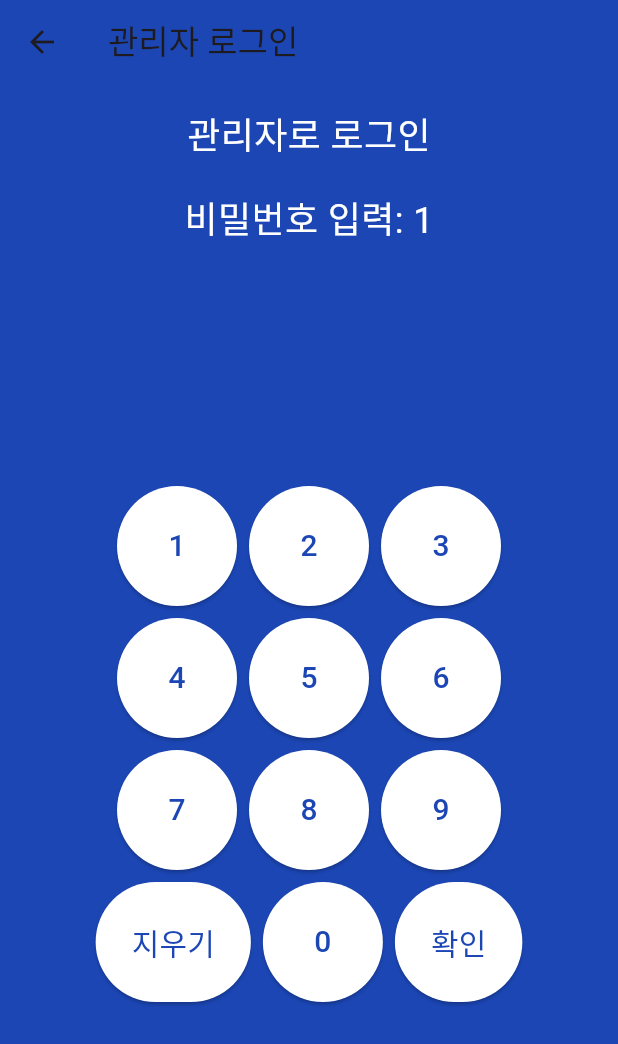
After one commit to GK-solutionMD-2024-2nd/geogguro_store_-, a Flutter app: the AdminLoginPage screen opened directly, after a tap on an icon or button, on a phone screen of 412 x 824 dp. The commit adds this screen. Shown: the top 1044 px of the screen. Run offline on Flutter 3.47's test engine with Material 3 defaults, Android fonts, the phone set to English and light mode, and no system bars; our stand-ins replace assets_audio_player, cached_network_image, qr_flutter; missing offline and left inert: qr_code_scanner.

Commit message:
이미지 이슈 해결 중중

```diff
--- a/lib/providers/cart_provider.dart
+++ b/lib/providers/cart_provider.dart
@@ -107,10 +107,7 @@ class CartProvider with ChangeNotifier {
 
   void removeGoods(String id) {
     _goodsList.removeWhere((goods) => goods.id == id);
-    // ID를 순서대로 재정렬
-    for (int i = 0; i < _goodsList.length; i++) {
-      _goodsList[i].id = (i + 1).toString();
-    }
+    _items.remove(id); // Remove the item from the cart as well
     notifyListeners();
   }
 }
--- /dev/null
+++ b/lib/screens/password_screen.dart
@@ -0,0 +1,107 @@
+import 'package:flutter/material.dart';
+import 'admin_screen.dart';
+import 'payment_screen.dart';
+
+
+class AdminLoginPage extends StatefulWidget {
+    static const String routeName = '/admin';
+  @override
+  _AdminLoginPageState createState() => _AdminLoginPageState();
+}
+
+class _AdminLoginPageState extends State<AdminLoginPage> {
+  final String _correctPassword = "0523";
+  String _enteredPassword = "";
+  String _errorMessage = "";
+
+  void _buttonPressed(String value) {
+    setState(() {
+      if (value == "지우기") {
+        if (_enteredPassword.isNotEmpty) {
+          _enteredPassword = _enteredPassword.substring(0, _enteredPassword.length - 1);
+        }
+      } else if (value == "확인") {
+        if (_enteredPassword == _correctPassword) {
+          Navigator.push(
+            context,
+            MaterialPageRoute(builder: (context) => AdminScreen()),
+          );
+        } else {
+          _errorMessage = "비밀번호가 맞지 않습니다";
+        }
+      } else {
+        if (_enteredPassword.length < 4) {
+          _enteredPassword += value;
+        }
+      }
+    });
+  }
+
+  @override
+  Widget build(BuildContext context) {
+    return Scaffold(
+      backgroundColor: Color(0xFF1B46B4),
+      appBar: AppBar(
+        title: Text('관리자 로그인'),
+        backgroundColor: Color(0xFF1B46B4),
+      ),
+      body: Padding(
+        padding: const EdgeInsets.all(16.0),
+        child: Column(
+          mainAxisAlignment: MainAxisAlignment.center,
+          children: [
+            Text(
+              '관리자로 로그인',
+              style: TextStyle(fontSize: 24.0, color: Colors.white),
+            ),
+            SizedBox(height: 20),
+            Text(
+              '비밀번호 입력: $_enteredPassword',
+              style: TextStyle(fontSize: 24.0, color: Colors.white),
+            ),
+            if (_errorMessage.isNotEmpty)
+              Text(
+                _errorMessage,
+                style: TextStyle(color: Colors.red),
+              ),
+            SizedBox(height: 20),
+            Expanded(
+              child: Column(
+                mainAxisAlignment: MainAxisAlignment.center,
+                children: [
+                  buildButtonRow(["1", "2", "3"]),
+                  buildButtonRow(["4", "5", "6"]),
+                  buildButtonRow(["7", "8", "9"]),
+                  buildButtonRow(["지우기", "0", "확인"]),
+                ],
+              ),
+            ),
+          ],
+        ),
+      ),
+    );
+  }
+
+  Widget buildButtonRow(List<String> values) {
+    return Row(
+      mainAxisAlignment: MainAxisAlignment.center,
+      children: values.map((value) {
+        return Padding(
+          padding: const EdgeInsets.all(4.0),
+          child: ElevatedButton(
+            style: ElevatedButton.styleFrom(
+              backgroundColor: Colors.white, // 배경색 설정
+              foregroundColor: Color(0xFF1B46B4), // 텍스트 색상 설정
+              minimumSize: Size(80, 80), // 버튼 크기 설정
+            ),
+            onPressed: () => _buttonPressed(value),
+            child: Text(
+              value,
+              style: TextStyle(fontSize: 20),
+            ),
+          ),
+        );
+      }).toList(),
+    );
+  }
+}
--- a/pubspec.yaml
+++ b/pubspec.yaml
@@ -13,9 +13,12 @@ dependencies:
   provider: ^6.0.0
   http: ^1.2.1
   qr_flutter: ^4.0.0
-  url_launcher: ^6.0.0
+  url_launcher: ^6.3.0
   cupertino_icons: ^1.0.6
   qr_code_scanner: ^1.0.1
+  audioplayers: ^6.0.0
+  assets_audio_player: ^3.1.1
+  cached_network_image: ^3.3.1
 
 dev_dependencies:
   flutter_test:
@@ -28,6 +31,7 @@ flutter:
   assets:
     - assets/fonts/
     - assets/imgs/
+    - assets/audios/flutter.wav
 
   fonts:
     - family: saum
```
Also changed, not shown: lib/screens/admin_screen.dart (+30 -5 lines), lib/screens/payment_screen.dart (+80 -30 lines), pubspec.lock, 9 other files.
